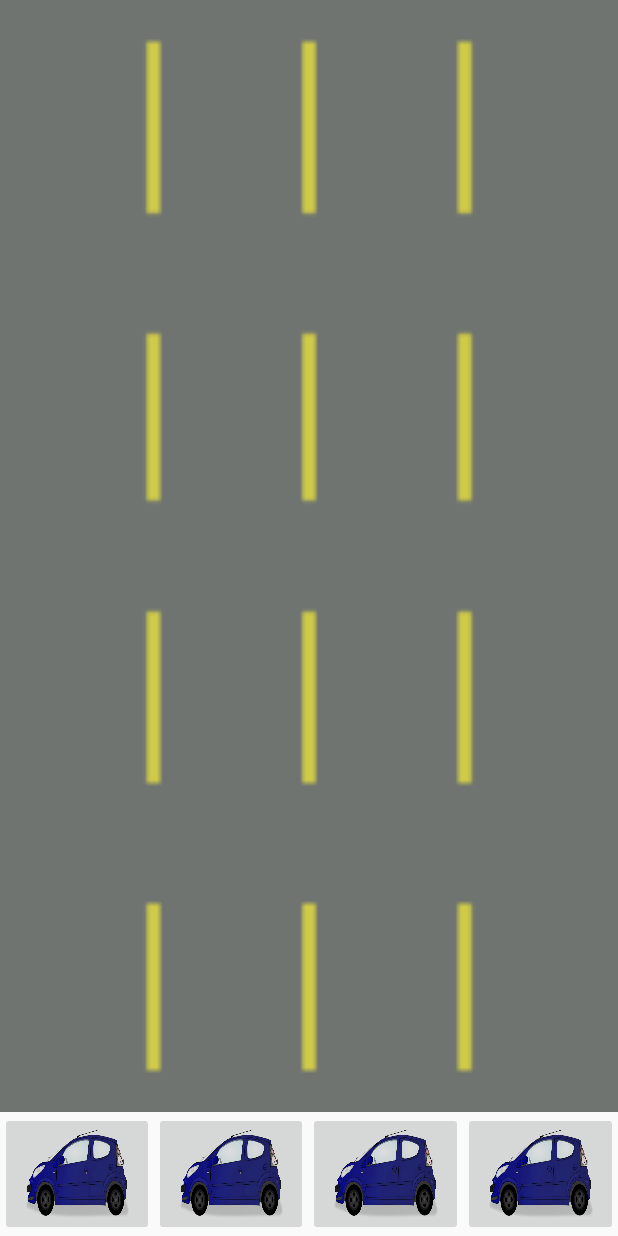
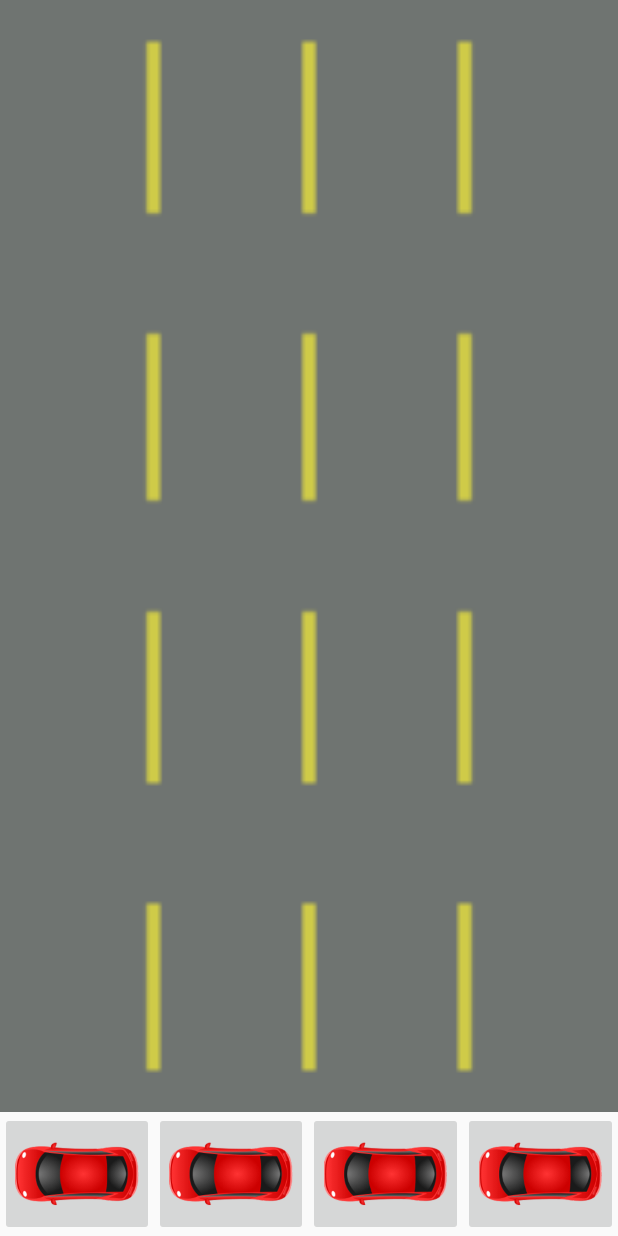
Before and after one commit to Barackbar/Reverse_Frogger, an Android app: the screen it shows after launch (MainActivity), on a phone screen of 412 x 824 dp. Run offline under Robolectric (Android 15) with nearby library versions, the phone set to English and light mode, and no system bars.

Commit message:
need to change a lot of stuff in frogcontroller

```diff
--- a/app/src/main/java/edu/auburn/eng/csse/comp3710/team03/CarController.java
+++ b/app/src/main/java/edu/auburn/eng/csse/comp3710/team03/CarController.java
@@ -24,14 +24,14 @@ public class CarController implements Updateable {
         setEndColumn(8);
         setEndLane(4);
         cars = new ArrayList<Car>();
-        carBitmap = BitmapFactory.decodeResource(context.getResources(), R.drawable.temp_car);
+        carBitmap = BitmapFactory.decodeResource(context.getResources(), R.drawable.redCar);
     }
 
     public CarController(Context context, int newEndColumn, int newEndLane) {
         setEndColumn(newEndColumn);
         setEndLane(newEndLane);
         cars = new ArrayList<Car>();
-        carBitmap = BitmapFactory.decodeResource(context.getResources(), R.drawable.temp_car);
+        carBitmap = BitmapFactory.decodeResource(context.getResources(), R.drawable.redCar);
     }
 
     public int getEndColumn() {
--- a/app/src/main/java/edu/auburn/eng/csse/comp3710/team03/Frog.java
+++ b/app/src/main/java/edu/auburn/eng/csse/comp3710/team03/Frog.java
@@ -6,6 +6,7 @@ package edu.auburn.eng.csse.comp3710.team03;
 public class Frog {
     private int lane;
     private int column;
+    private boolean hit;
 
     public Frog(int newColumn, int newLane) {
         column = newColumn;
--- a/app/src/main/java/edu/auburn/eng/csse/comp3710/team03/FrogSpace.java
+++ b/app/src/main/java/edu/auburn/eng/csse/comp3710/team03/FrogSpace.java
@@ -7,6 +7,7 @@ import android.graphics.Canvas;
 import android.graphics.Paint;
 import android.graphics.Rect;
 import android.util.AttributeSet;
+import android.util.Log;
 import android.view.View;
 
 /**
@@ -23,6 +24,8 @@ public class FrogSpace extends View {
         super(context);
         frogController = new FrogController(context, 8, 4, 0);
         carController = new CarController(context, 8, 4);
+        options  = new BitmapFactory.Options();
+        options.inSampleSize = 8;
         background = BitmapFactory.decodeResource(getResources(), R.drawable.background_road);
     }
 
@@ -35,8 +38,17 @@ public class FrogSpace extends View {
         background = BitmapFactory.decodeResource(getResources(), R.drawable.background_road, options);
     }
 
+    public int[][] getFrogLocations() {
+        return frogController.getFrogLocations();
+    }
+
+    public int[][] getCarLocations() {
+        return carController.getCarLocations();
+    }
+
     @Override
     protected void onDraw(Canvas canvas) {
+        Log.i("FrogSpace", "onDraw");
         super.onDraw(canvas);
 
         if (rect == null) {
@@ -51,8 +63,10 @@ public class FrogSpace extends View {
         //draw background
         canvas.drawBitmap(background, null, rect, new Paint());
         //draw frogs
+        Log.i("GameFragment", "frogController.Draw");
         frogController.Draw(canvas);
         //draw cars
+        Log.i("GameFragment", "carController.Draw");
         carController.Draw(canvas);
     }
 }
--- a/app/src/main/java/edu/auburn/eng/csse/comp3710/team03/GameFragment.java
+++ b/app/src/main/java/edu/auburn/eng/csse/comp3710/team03/GameFragment.java
@@ -2,16 +2,20 @@ package edu.auburn.eng.csse.comp3710.team03;
 
 import android.app.Activity;
 import android.content.Context;
-import android.content.pm.ActivityInfo;
 import android.os.Bundle;
+import android.os.Handler;
+import android.os.Message;
 import android.support.annotation.Nullable;
 import android.support.v4.app.Fragment;
+import android.util.Log;
 import android.view.LayoutInflater;
 import android.view.View;
 import android.view.ViewGroup;
 import android.widget.Button;
 import android.widget.ImageButton;
-import android.widget.LinearLayout;
+
+import java.util.Timer;
+import java.util.TimerTask;
 
 /**
  * Created by JDSS on 16/4/15.
@@ -20,6 +24,9 @@ public class GameFragment extends Fragment {
 
     private View frogSpace;
     private View view;
+
+    private Timer timer;
+    private Handler handler;
 
     private Context context;
 
@@ -31,19 +38,25 @@ public class GameFragment extends Fragment {
     private ImageButton lane2Button;
     private ImageButton lane3Button;
 
+    private int frogsEscaped;
+    private int frogsHit;
+
     @Override
     public void onAttach(Activity activity) {
+        Log.i("GameFragment", "onAttach");
         super.onAttach(activity);
         context = activity.getApplicationContext();
     }
 
     @Override
     public void onCreate(Bundle savedInstanceState) {
+        Log.i("GameFragment", "onCreate");
         super.onCreate(savedInstanceState);
     }
 
     @Override
     public View onCreateView(LayoutInflater inflater, @Nullable ViewGroup container, @Nullable Bundle savedInstanceState) {
+        Log.i("GameFragment", "onCreateView");
 
         if (view != null) {
             ((ViewGroup) view.getParent()).removeView(view);
@@ -64,21 +77,44 @@ public class GameFragment extends Fragment {
 
     @Override
     public void onActivityCreated(@Nullable Bundle savedInstanceState) {
+        Log.i("GameFragment", "onActivityCreated");
+
         super.onActivityCreated(savedInstanceState);
     }
 
     @Override
     public void onStart() {
+        Log.i("GameFragment", "onStart");
         super.onStart();
     }
 
     @Override
     public void onResume() {
+        Log.i("GameFragment", "onResume");
         super.onResume();
+
+        handler = new Handler() {
+            @Override
+            public void handleMessage(Message msg) {
+                super.handleMessage(msg);
+                Log.i("GameFragment", "frogSpace.invalidate()");
+                frogSpace.invalidate();
+
+            }
+        };
+
+        timer = new Timer("timer", false);
+        timer.scheduleAtFixedRate(new TimerTask() {
+            @Override
+            public void run() {
+                handler.obtainMessage(1).sendToTarget();
+            }
+        }, 0, 300);
     }
 
     @Override
     public void onSaveInstanceState(Bundle outState) {
+        Log.i("GameFragment", "onSaveInstanceState");
         super.onSaveInstanceState(outState);
     }
 }
--- a/app/src/main/res/layout/game_layout.xml
+++ b/app/src/main/res/layout/game_layout.xml
@@ -21,32 +21,36 @@
             android:layout_height="fill_parent"
             android:id="@+id/lane0Button"
             android:layout_weight="1"
-            android:src="@drawable/temp_car"
-            android:scaleType="fitXY" />
+            android:src="@drawable/redCarRotated"
+            android:scaleType="fitCenter"
+            android:padding="0dp" />
 
         <ImageButton
             android:layout_width="0dp"
             android:layout_height="fill_parent"
             android:id="@+id/lane1Button"
             android:layout_weight="1"
-            android:src="@drawable/temp_car"
-            android:scaleType="fitXY" />
+            android:src="@drawable/redCarRotated"
+            android:scaleType="fitCenter"
+            android:padding="0dp" />
 
         <ImageButton
             android:layout_width="0dp"
             android:layout_height="fill_parent"
             android:id="@+id/lane2Button"
             android:layout_weight="1"
-            android:src="@drawable/temp_car"
-            android:scaleType="fitXY" />
+            android:src="@drawable/redCarRotated"
+            android:scaleType="fitCenter"
+            android:padding="0dp" />
 
         <ImageButton
             android:layout_width="0dp"
             android:layout_height="fill_parent"
             android:id="@+id/lane3Button"
             android:layout_weight="1"
-            android:scaleType="fitXY"
-            android:src="@drawable/temp_car" />
+            android:scaleType="fitCenter"
+            android:src="@drawable/redCarRotated"
+            android:padding="0dp" />
 
     </LinearLayout>
 </LinearLayout>
```
Also changed, not shown: app/src/main/java/edu/auburn/eng/csse/comp3710/team03/FrogController.java (+25 -9 lines), app/src/main/res/drawable/greenCarRotated.png (added), app/src/main/res/drawable/redCar.png (added), app/src/main/res/drawable/redCarRotated.png (added), app/src/main/res/drawable/temp_car.png (deleted), app/src/main/res/drawable/yellowCarRotated.png (added).
